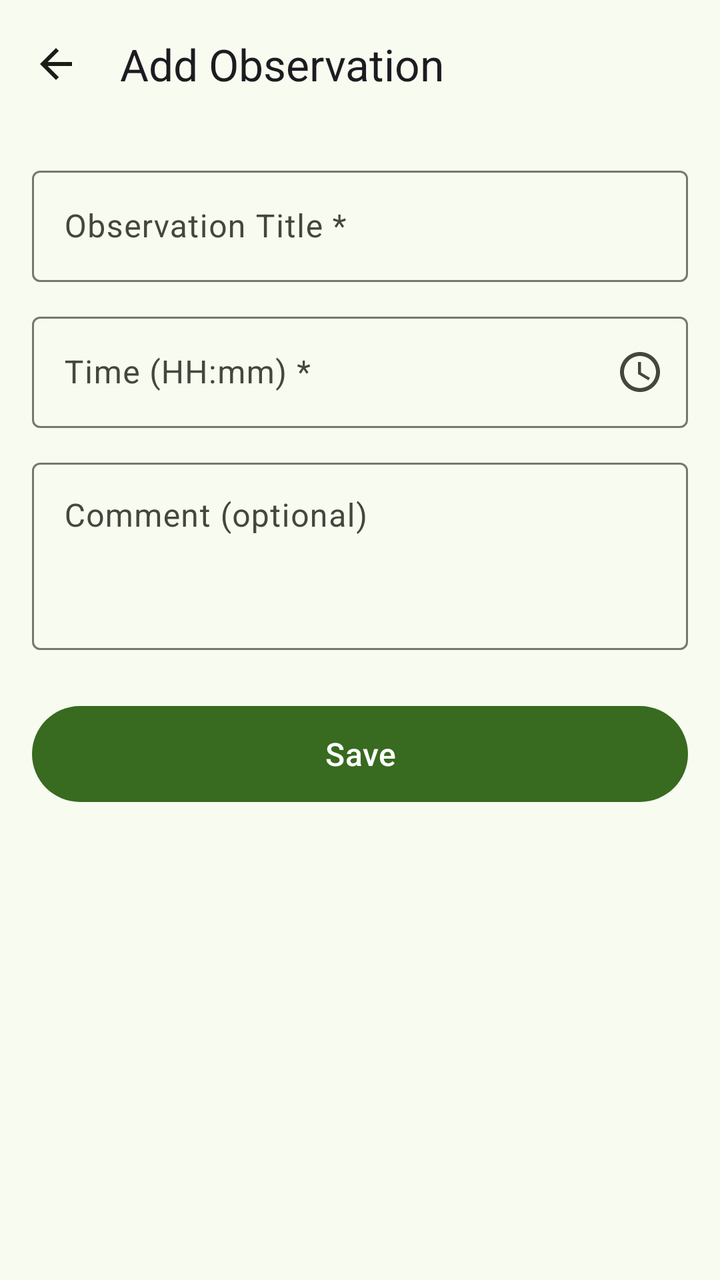
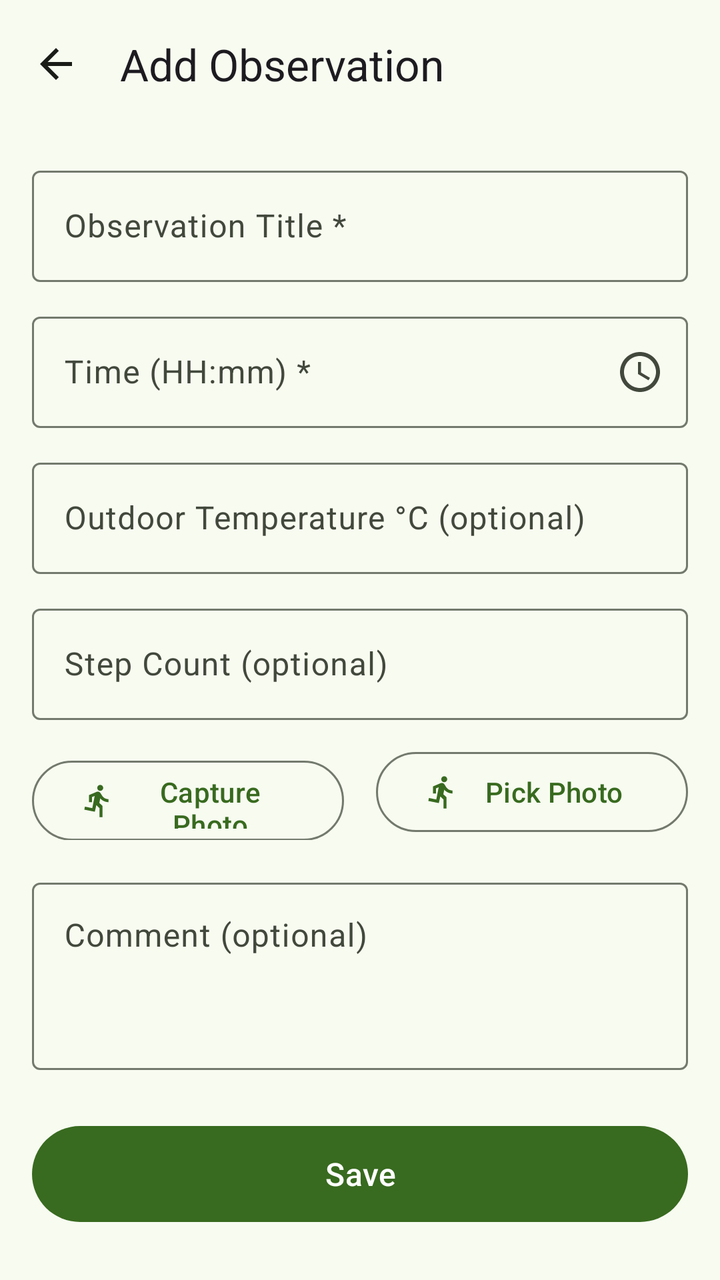

Before-and-after screenshots of an Android layout around one commit, followed by the original layout XML and the change that was made.
<!-- AndroidManifest.xml: application theme Theme.MhikeApp -->
<!-- res/layout/activity_add_observation.xml -->
<?xml version="1.0" encoding="utf-8"?>
<androidx.coordinatorlayout.widget.CoordinatorLayout
    xmlns:android="http://schemas.android.com/apk/res/android"
    xmlns:app="http://schemas.android.com/apk/res-auto"
    xmlns:tools="http://schemas.android.com/tools"
    android:layout_width="match_parent"
    android:layout_height="match_parent"
    tools:context=".AddObservationActivity">

    <com.google.android.material.appbar.AppBarLayout
        android:layout_width="match_parent"
        android:layout_height="wrap_content">

        <com.google.android.material.appbar.MaterialToolbar
            android:id="@+id/toolbar"
            android:layout_width="match_parent"
            android:layout_height="?attr/actionBarSize"
            app:navigationIcon="@drawable/ic_arrow_back"
            app:title="@string/title_add_observation" />

    </com.google.android.material.appbar.AppBarLayout>

    <androidx.core.widget.NestedScrollView
        android:layout_width="match_parent"
        android:layout_height="match_parent"
        android:fillViewport="true"
        app:layout_behavior="@string/appbar_scrolling_view_behavior">

        <LinearLayout
            android:layout_width="match_parent"
            android:layout_height="wrap_content"
            android:orientation="vertical"
            android:padding="16dp">

            
            <com.google.android.material.textfield.TextInputLayout
                android:id="@+id/inputLayoutObsTitle"
                style="@style/Widget.Material3.TextInputLayout.OutlinedBox"
                android:layout_width="match_parent"
                android:layout_height="wrap_content"
                android:layout_marginBottom="12dp"
                android:hint="@string/hint_obs_title">

                <com.google.android.material.textfield.TextInputEditText
                    android:id="@+id/editTextObsTitle"
                    android:layout_width="match_parent"
                    android:layout_height="wrap_content"
                    android:inputType="textCapSentences"
                    android:maxLength="100"
                    android:imeOptions="actionNext"
                    android:contentDescription="@string/hint_obs_title" />

            </com.google.android.material.textfield.TextInputLayout>

            
            <com.google.android.material.textfield.TextInputLayout
                android:id="@+id/inputLayoutObsTime"
                style="@style/Widget.Material3.TextInputLayout.OutlinedBox"
                android:layout_width="match_parent"
                android:layout_height="wrap_content"
                android:layout_marginBottom="12dp"
                android:hint="@string/hint_obs_time"
                app:endIconMode="custom"
                app:endIconDrawable="@drawable/ic_time"
                app:endIconContentDescription="@string/hint_obs_time">

                <com.google.android.material.textfield.TextInputEditText
                    android:id="@+id/editTextObsTime"
                    android:layout_width="match_parent"
                    android:layout_height="wrap_content"
                    android:focusable="false"
                    android:inputType="none"
                    android:contentDescription="@string/hint_obs_time" />

            </com.google.android.material.textfield.TextInputLayout>

            
            <com.google.android.material.textfield.TextInputLayout
                android:id="@+id/inputLayoutObsComment"
                style="@style/Widget.Material3.TextInputLayout.OutlinedBox"
                android:layout_width="match_parent"
                android:layout_height="wrap_content"
                android:layout_marginBottom="24dp"
                android:hint="@string/hint_obs_comment">

                <com.google.android.material.textfield.TextInputEditText
                    android:id="@+id/editTextObsComment"
                    android:layout_width="match_parent"
                    android:layout_height="wrap_content"
                    android:inputType="textMultiLine|textCapSentences"
                    android:minLines="3"
                    android:gravity="top|start"
                    android:contentDescription="@string/hint_obs_comment" />

            </com.google.android.material.textfield.TextInputLayout>

            
            <com.google.android.material.button.MaterialButton
                android:id="@+id/buttonSaveObservation"
                style="@style/Widget.Material3.Button"
                android:layout_width="match_parent"
                android:layout_height="56dp"
                android:text="@string/action_save"
                android:textSize="16sp"
                android:contentDescription="@string/action_save" />

        </LinearLayout>
    </androidx.core.widget.NestedScrollView>

</androidx.coordinatorlayout.widget.CoordinatorLayout>
<!-- resources referenced by this layout -->
<resources>
  <!-- drawable ic_arrow_back (drawable) -->
  <?xml version="1.0" encoding="utf-8"?>
  <vector xmlns:android="http://schemas.android.com/apk/res/android"
      android:width="24dp"
      android:height="24dp"
      android:viewportWidth="24"
      android:viewportHeight="24"
      android:tint="?attr/colorOnSurface">
      <path
          android:fillColor="@android:color/white"
          android:pathData="M20,11H7.83l5.59,-5.59L12,4l-8,8 8,8 1.41,-1.41L7.83,13H20v-2z"/>
  </vector>
  <!-- drawable ic_time (drawable) -->
  <?xml version="1.0" encoding="utf-8"?>
  <vector xmlns:android="http://schemas.android.com/apk/res/android"
      android:width="24dp"
      android:height="24dp"
      android:viewportWidth="24"
      android:viewportHeight="24"
      android:tint="?attr/colorOnSurfaceVariant">
      <path
          android:fillColor="@android:color/white"
          android:pathData="M11.99,2C6.47,2 2,6.48 2,12s4.47,10 9.99,10C17.52,22 22,17.52 22,12S17.52,2 11.99,2zM12,20c-4.42,0 -8,-3.58 -8,-8s3.58,-8 8,-8 8,3.58 8,8 -3.58,8 -8,8zM12.5,7H11v6l5.25,3.15 0.75,-1.23 -4.5,-2.67V7z"/>
  </vector>
  <string name="action_save">Save</string>
  <string name="hint_obs_comment">Comment (optional)</string>
  <string name="hint_obs_time">Time (HH:mm) *</string>
  <string name="hint_obs_title">Observation Title *</string>
  <string name="title_add_observation">Add Observation</string>
  <style name="Theme.MhikeApp" parent="Base.Theme.MhikeApp" />
  <color name="md_primary">#386A1F</color>
  <color name="md_on_primary">#FFFFFF</color>
  <color name="md_primary_container">#B7F397</color>
  <color name="md_on_primary_container">#042100</color>
  <color name="md_secondary">#55624C</color>
  <color name="md_on_secondary">#FFFFFF</color>
  <color name="md_secondary_container">#D9E7CB</color>
  <color name="md_on_secondary_container">#131F0D</color>
  <color name="md_tertiary">#386666</color>
  <color name="md_on_tertiary">#FFFFFF</color>
  <color name="md_tertiary_container">#BCEBEB</color>
  <color name="md_on_tertiary_container">#002020</color>
  <color name="md_error">#BA1A1A</color>
  <color name="md_on_error">#FFFFFF</color>
  <color name="md_error_container">#FFDAD6</color>
  <color name="md_on_error_container">#410002</color>
  <color name="md_background">#F7FBF0</color>
  <color name="md_surface">#F7FBF0</color>
  <color name="md_on_surface">#1A1C18</color>
  <color name="md_surface_variant">#DFE4D7</color>
  <color name="md_on_surface_variant">#43483D</color>
  <color name="md_outline">#73796D</color>
  <!-- unchanged entries left out for length: 1 -->
</resources>

<!-- the commit's change to res/layout/activity_add_observation.xml (unified diff, before → after) -->
@@ -76,6 +76,86 @@
 
             
             <com.google.android.material.textfield.TextInputLayout
+                android:id="@+id/inputLayoutObsTemp"
+                style="@style/Widget.Material3.TextInputLayout.OutlinedBox"
+                android:layout_width="match_parent"
+                android:layout_height="wrap_content"
+                android:layout_marginBottom="12dp"
+                android:hint="@string/hint_obs_temp">
+
+                <com.google.android.material.textfield.TextInputEditText
+                    android:id="@+id/editTextObsTemp"
+                    android:layout_width="match_parent"
+                    android:layout_height="wrap_content"
+                    android:inputType="numberDecimal|numberSigned"
+                    android:contentDescription="@string/hint_obs_temp" />
+
+            </com.google.android.material.textfield.TextInputLayout>
+
+            
+            <com.google.android.material.textfield.TextInputLayout
+                android:id="@+id/inputLayoutObsStepCount"
+                style="@style/Widget.Material3.TextInputLayout.OutlinedBox"
+                android:layout_width="match_parent"
+                android:layout_height="wrap_content"
+                android:layout_marginBottom="12dp"
+                android:hint="@string/hint_obs_step_count">
+
+                <com.google.android.material.textfield.TextInputEditText
+                    android:id="@+id/editTextObsStepCount"
+                    android:layout_width="match_parent"
+                    android:layout_height="wrap_content"
+                    android:inputType="number"
+                    android:contentDescription="@string/hint_obs_step_count" />
+
+            </com.google.android.material.textfield.TextInputLayout>
+
+            
+            <LinearLayout
+                android:layout_width="match_parent"
+                android:layout_height="wrap_content"
+                android:orientation="vertical"
+                android:layout_marginBottom="16dp">
+
+                <ImageView
+                    android:id="@+id/imageObsPhotoPreview"
+                    android:layout_width="match_parent"
+                    android:layout_height="180dp"
+                    android:scaleType="centerCrop"
+                    android:visibility="gone"
+                    android:contentDescription="Observation photo preview"
+                    android:layout_marginBottom="8dp" />
+
+                <LinearLayout
+                    android:layout_width="match_parent"
+                    android:layout_height="wrap_content"
+                    android:orientation="horizontal">
+
+                    <com.google.android.material.button.MaterialButton
+                        android:id="@+id/buttonCapturePhoto"
+                        style="@style/Widget.Material3.Button.OutlinedButton"
+                        android:layout_width="0dp"
+                        android:layout_height="48dp"
+                        android:layout_weight="1"
+                        android:layout_marginEnd="8dp"
+                        android:text="@string/action_capture_photo"
+                        app:icon="@drawable/ic_hiking" />
+
+                    <com.google.android.material.button.MaterialButton
+                        android:id="@+id/buttonPickPhoto"
+                        style="@style/Widget.Material3.Button.OutlinedButton"
+                        android:layout_width="0dp"
+                        android:layout_height="48dp"
+                        android:layout_weight="1"
+                        android:layout_marginStart="8dp"
+                        android:text="@string/action_pick_photo"
+                        app:icon="@drawable/ic_hiking" />
+                </LinearLayout>
+
+            </LinearLayout>
+
+            
+            <com.google.android.material.textfield.TextInputLayout
                 android:id="@+id/inputLayoutObsComment"
                 style="@style/Widget.Material3.TextInputLayout.OutlinedBox"
                 android:layout_width="match_parent"
<!-- resource entries referenced after the edit -->
@@ -12,6 +12,18 @@
           android:fillColor="@android:color/white"
           android:pathData="M20,11H7.83l5.59,-5.59L12,4l-8,8 8,8 1.41,-1.41L7.83,13H20v-2z"/>
   </vector>
+  <!-- drawable ic_hiking (drawable) -->
+  <?xml version="1.0" encoding="utf-8"?>
+  <vector xmlns:android="http://schemas.android.com/apk/res/android"
+      android:width="24dp"
+      android:height="24dp"
+      android:viewportWidth="24"
+      android:viewportHeight="24"
+      android:tint="?attr/colorOnSurfaceVariant">
+      <path
+          android:fillColor="@android:color/white"
+          android:pathData="M13.49,5.48c1.1,0 2,-0.9 2,-2s-0.9,-2 -2,-2 -2,0.9 -2,2 0.9,2 2,2zM9.89,19.38l1,-4.4 2.1,2v6h2v-7.5l-2.1,-2 0.6,-3c1.3,1.5 3.3,2.5 5.5,2.5v-2c-1.9,0 -3.5,-1 -4.3,-2.4l-1,-1.6c-0.4,-0.6 -1,-1 -1.7,-1 -0.3,0 -0.5,0.1 -0.8,0.1l-5.2,2.2v4.7h2v-3.4l1.8,-0.7 -1.6,8.1 -4.9,-1 -0.4,2 7,1.4z"/>
+  </vector>
   <!-- drawable ic_time (drawable) -->
   <?xml version="1.0" encoding="utf-8"?>
   <vector xmlns:android="http://schemas.android.com/apk/res/android"
@@ -24,8 +36,12 @@
           android:fillColor="@android:color/white"
           android:pathData="M11.99,2C6.47,2 2,6.48 2,12s4.47,10 9.99,10C17.52,22 22,17.52 22,12S17.52,2 11.99,2zM12,20c-4.42,0 -8,-3.58 -8,-8s3.58,-8 8,-8 8,3.58 8,8 -3.58,8 -8,8zM12.5,7H11v6l5.25,3.15 0.75,-1.23 -4.5,-2.67V7z"/>
   </vector>
+  <string name="action_capture_photo">Capture Photo</string>
+  <string name="action_pick_photo">Pick Photo</string>
   <string name="action_save">Save</string>
   <string name="hint_obs_comment">Comment (optional)</string>
+  <string name="hint_obs_step_count">Step Count (optional)</string>
+  <string name="hint_obs_temp">Outdoor Temperature °C (optional)</string>
   <string name="hint_obs_time">Time (HH:mm) *</string>
   <string name="hint_obs_title">Observation Title *</string>
   <string name="title_add_observation">Add Observation</string>
